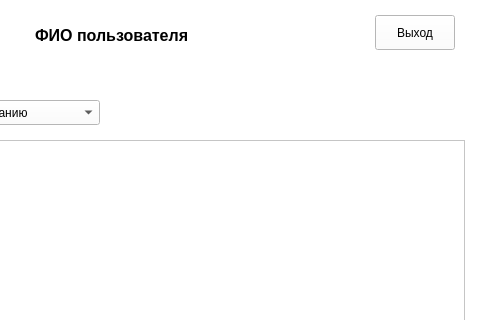
KilluaZoldyckSuzuyaJuzoMadaraKiller3000/demo3, file forms/product_form.ui: the form before one commit; both pictures show x 425 to 906 and y 0 to 320 of the 906 by 669 pixel window.
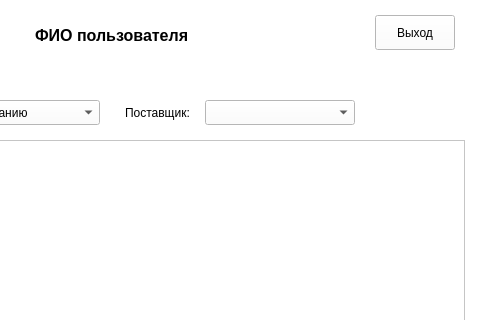
The form after the commit.

Patch:
```diff
--- a/forms/product_form.ui
+++ b/forms/product_form.ui
@@ -181,6 +181,37 @@
      </property>
     </widget>
    </widget>
+   <widget class="QLabel" name="filter_label">
+    <property name="geometry">
+     <rect>
+      <x>550</x>
+      <y>100</y>
+      <width>90</width>
+      <height>25</height>
+     </rect>
+    </property>
+    <property name="font">
+     <font>
+      <pointsize>9</pointsize>
+     </font>
+    </property>
+    <property name="text">
+     <string>Поставщик:</string>
+    </property>
+    <property name="alignment">
+     <set>Qt::AlignmentFlag::AlignLeading|Qt::AlignmentFlag::AlignLeft|Qt::AlignmentFlag::AlignVCenter</set>
+    </property>
+   </widget>
+   <widget class="QComboBox" name="supplier_combo">
+    <property name="geometry">
+     <rect>
+      <x>630</x>
+      <y>100</y>
+      <width>150</width>
+      <height>25</height>
+     </rect>
+    </property>
+   </widget>
   </widget>
  </widget>
  <resources/>
```
